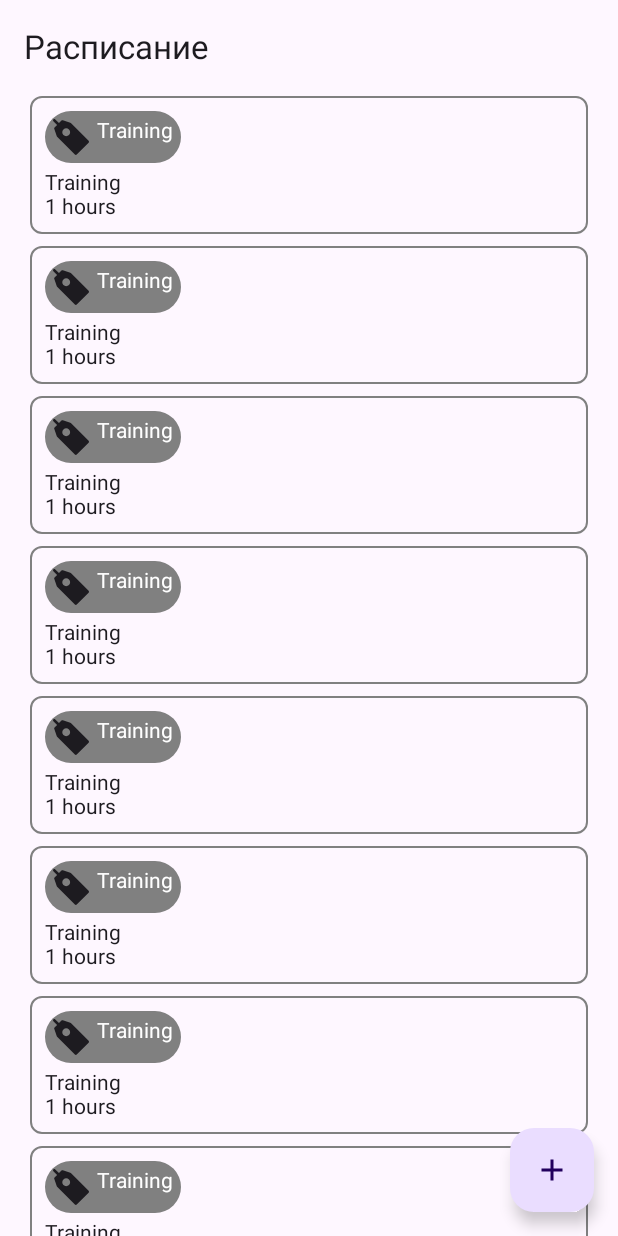
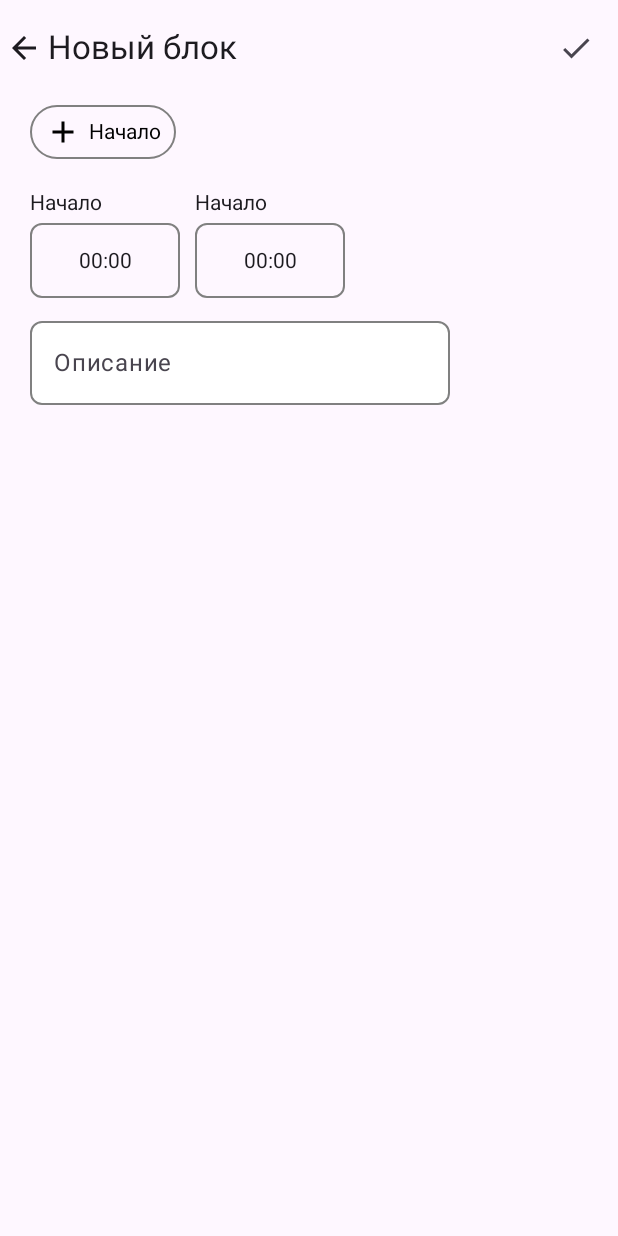
Before and after one commit to Ruzibekov/PlanZen, an Android app built with Jetpack Compose: the @Preview function Preview, on a phone screen of 412 x 824 dp. Run offline under Robolectric (Android 15) with nearby library versions, the phone set to English and light mode, and no system bars.

Commit message:
add: create block ui

```diff
--- a/app/src/main/java/uz/ruzibekov/planzen/ui/_components/TagView.kt
+++ b/app/src/main/java/uz/ruzibekov/planzen/ui/_components/TagView.kt
@@ -6,6 +6,7 @@ import androidx.compose.foundation.layout.padding
 import androidx.compose.foundation.layout.size
 import androidx.compose.foundation.layout.width
 import androidx.compose.foundation.shape.RoundedCornerShape
+import androidx.compose.material3.ExperimentalMaterial3Api
 import androidx.compose.material3.Icon
 import androidx.compose.material3.Surface
 import androidx.compose.material3.Text
@@ -19,12 +20,14 @@ import uz.ruzibekov.planzen.ui.theme.AppColor
 
 object TagView {
 
+    @OptIn(ExperimentalMaterial3Api::class)
     @Composable
-    fun Default(tag: TagEntity) {
+    fun Default(tag: TagEntity, onClick: (TagEntity) -> Unit) {
 
         Surface(
             shape = RoundedCornerShape(100.dp),
-            color = Color(tag.argb)
+            color = Color(tag.argb),
+            onClick = { onClick(tag) }
         ) {
 
             Row(modifier = Modifier.padding(5.dp)) {
--- a/app/src/main/java/uz/ruzibekov/planzen/ui/screens/block/create/CreateBlockViewModel.kt
+++ b/app/src/main/java/uz/ruzibekov/planzen/ui/screens/block/create/CreateBlockViewModel.kt
@@ -7,6 +7,7 @@ import kotlinx.coroutines.Dispatchers
 import kotlinx.coroutines.launch
 import uz.ruzibekov.planzen.data.model.BlockEntity
 import uz.ruzibekov.planzen.data.room.dao.BlockDao
+import uz.ruzibekov.planzen.ui.screens.block.create.state.CreateBlockState
 import javax.inject.Inject
 
 @HiltViewModel
@@ -14,6 +15,7 @@ class CreateBlockViewModel @Inject constructor(
     private val dao: BlockDao
 ) : ViewModel() {
 
+    val state = CreateBlockState()
 
     private val scope = CoroutineScope(Dispatchers.IO)
 
--- /dev/null
+++ b/app/src/main/java/uz/ruzibekov/planzen/ui/screens/block/create/_components/CreateBlockDescriptionView.kt
@@ -0,0 +1,44 @@
+package uz.ruzibekov.planzen.ui.screens.block.create._components
+
+import androidx.compose.foundation.BorderStroke
+import androidx.compose.foundation.shape.RoundedCornerShape
+import androidx.compose.material3.ExperimentalMaterial3Api
+import androidx.compose.material3.Surface
+import androidx.compose.material3.Text
+import androidx.compose.material3.TextField
+import androidx.compose.material3.TextFieldDefaults
+import androidx.compose.runtime.Composable
+import androidx.compose.ui.graphics.Color
+import androidx.compose.ui.res.stringResource
+import androidx.compose.ui.unit.dp
+import uz.ruzibekov.planzen.R
+import uz.ruzibekov.planzen.ui.theme.AppColor
+
+object CreateBlockDescriptionView {
+
+    @OptIn(ExperimentalMaterial3Api::class)
+    @Composable
+    fun Default() {
+
+        Surface(
+            border = BorderStroke(width = 1.dp, color = AppColor.Gray),
+            shape = RoundedCornerShape(8.dp)
+        ) {
+
+            TextField(
+                value = "",
+                onValueChange = {},
+                placeholder = {
+                    Text(text = stringResource(id = R.string.description))
+                },
+                colors = TextFieldDefaults.textFieldColors(
+                    containerColor = AppColor.White,
+                    disabledIndicatorColor = Color.Transparent,
+                    errorIndicatorColor = Color.Transparent,
+                    unfocusedIndicatorColor = Color.Transparent,
+                    focusedIndicatorColor = Color.Transparent
+                ),
+            )
+        }
+    }
+}
--- /dev/null
+++ b/app/src/main/java/uz/ruzibekov/planzen/ui/screens/block/create/_components/CreateBlockTagView.kt
@@ -0,0 +1,63 @@
+package uz.ruzibekov.planzen.ui.screens.block.create._components
+
+import androidx.compose.foundation.BorderStroke
+import androidx.compose.foundation.layout.Row
+import androidx.compose.foundation.layout.Spacer
+import androidx.compose.foundation.layout.padding
+import androidx.compose.foundation.layout.width
+import androidx.compose.foundation.shape.RoundedCornerShape
+import androidx.compose.material3.ExperimentalMaterial3Api
+import androidx.compose.material3.Icon
+import androidx.compose.material3.Surface
+import androidx.compose.material3.Text
+import androidx.compose.runtime.Composable
+import androidx.compose.ui.Alignment
+import androidx.compose.ui.Modifier
+import androidx.compose.ui.graphics.Color
+import androidx.compose.ui.res.painterResource
+import androidx.compose.ui.res.stringResource
+import androidx.compose.ui.unit.dp
+import uz.ruzibekov.planzen.R
+import uz.ruzibekov.planzen.ui.screens.block.create.listeners.CreateBlockListeners
+import uz.ruzibekov.planzen.ui.screens.block.create.state.CreateBlockState
+import uz.ruzibekov.planzen.ui.theme.AppColor
+
+object CreateBlockTagView {
+
+    @OptIn(ExperimentalMaterial3Api::class)
+    @Composable
+    fun Default(
+        state: CreateBlockState,
+        listeners: CreateBlockListeners
+    ) {
+
+        val tag = state.selectedTag.value
+
+        Surface(
+            onClick = { listeners.showTagsDialogView() },
+            shape = RoundedCornerShape(100.dp),
+            border = BorderStroke(width = 1.dp, color = if (tag == null) AppColor.Gray else Color.Transparent),
+            color = if (tag == null) Color.Transparent else Color(tag.argb)
+        ) {
+
+            Row(
+                modifier = Modifier.padding(horizontal = 10.dp, vertical = 6.dp),
+                verticalAlignment = Alignment.CenterVertically
+            ) {
+
+                Icon(
+                    painter = painterResource(id = tag?.icon ?: R.drawable.ic_add),
+                    contentDescription = "add icon",
+                    tint = if (tag == null) AppColor.Black else AppColor.White
+                )
+
+                Spacer(modifier = Modifier.width(5.dp))
+
+                Text(
+                    text = tag?.name ?: stringResource(R.string.start),
+                    color = if (tag == null) AppColor.Black else AppColor.White
+                )
+            }
+        }
+    }
+}
--- /dev/null
+++ b/app/src/main/java/uz/ruzibekov/planzen/ui/screens/block/create/_components/CreateBlockTimeView.kt
@@ -0,0 +1,49 @@
+package uz.ruzibekov.planzen.ui.screens.block.create._components
+
+import androidx.compose.foundation.BorderStroke
+import androidx.compose.foundation.layout.Box
+import androidx.compose.foundation.layout.Column
+import androidx.compose.foundation.layout.Spacer
+import androidx.compose.foundation.layout.fillMaxSize
+import androidx.compose.foundation.layout.height
+import androidx.compose.foundation.layout.width
+import androidx.compose.foundation.shape.RoundedCornerShape
+import androidx.compose.material3.Surface
+import androidx.compose.material3.Text
+import androidx.compose.runtime.Composable
+import androidx.compose.ui.Alignment
+import androidx.compose.ui.Modifier
+import androidx.compose.ui.res.stringResource
+import androidx.compose.ui.unit.dp
+import uz.ruzibekov.planzen.ui.theme.AppColor
+
+object CreateBlockTimeView {
+
+    @Composable
+    fun Default(titleRes: Int) {
+
+        Column {
+
+            Text(text = stringResource(titleRes))
+
+            Spacer(modifier = Modifier.height(5.dp))
+
+            Surface(
+                modifier = Modifier
+                    .width(100.dp)
+                    .height(50.dp),
+                border = BorderStroke(width = 1.dp, color = AppColor.Gray),
+                shape = RoundedCornerShape(8.dp)
+            ) {
+
+                Box(
+                    modifier = Modifier.fillMaxSize(),
+                    contentAlignment = Alignment.Center
+                ) {
+
+                    Text(text = "00:00")
+                }
+            }
+        }
+    }
+}
--- /dev/null
+++ b/app/src/main/java/uz/ruzibekov/planzen/ui/screens/block/create/_components/CreateBlockTopBarView.kt
@@ -0,0 +1,45 @@
+package uz.ruzibekov.planzen.ui.screens.block.create._components
+
+import androidx.compose.material3.ExperimentalMaterial3Api
+import androidx.compose.material3.Icon
+import androidx.compose.material3.IconButton
+import androidx.compose.material3.Text
+import androidx.compose.material3.TopAppBar
+import androidx.compose.runtime.Composable
+import androidx.compose.ui.res.painterResource
+import androidx.compose.ui.res.stringResource
+import uz.ruzibekov.planzen.R
+import uz.ruzibekov.planzen.ui.screens.block.create.listeners.CreateBlockListeners
+
+object CreateBlockTopBarView {
+
+    @OptIn(ExperimentalMaterial3Api::class)
+    @Composable
+    fun Default(listeners: CreateBlockListeners) {
+
+        TopAppBar(
+            title = {
+                Text(text = stringResource(id = R.string.new_block))
+            },
+
+            navigationIcon = {
+                Icon(
+                    painter = painterResource(id = R.drawable.ic_back),
+                    contentDescription = "back icon"
+                )
+            },
+
+            actions = {
+                IconButton(
+                    onClick = { listeners.createNewBlock() }
+                ) {
+
+                    Icon(
+                        painter = painterResource(id = R.drawable.ic_done),
+                        contentDescription = "back icon"
+                    )
+                }
+            }
+        )
+    }
+}
--- a/app/src/main/java/uz/ruzibekov/planzen/ui/screens/block/create/_content/CreateBlockContentView.kt
+++ b/app/src/main/java/uz/ruzibekov/planzen/ui/screens/block/create/_content/CreateBlockContentView.kt
@@ -2,36 +2,84 @@ package uz.ruzibekov.planzen.ui.screens.block.create._content
 
 import androidx.compose.foundation.layout.Column
 import androidx.compose.foundation.layout.Row
-import androidx.compose.foundation.layout.fillMaxSize
+import androidx.compose.foundation.layout.Spacer
+import androidx.compose.foundation.layout.height
 import androidx.compose.foundation.layout.padding
-import androidx.compose.material3.Icon
-import androidx.compose.material3.Text
+import androidx.compose.foundation.layout.width
+import androidx.compose.material3.ExperimentalMaterial3Api
+import androidx.compose.material3.Scaffold
 import androidx.compose.runtime.Composable
 import androidx.compose.ui.Modifier
-import androidx.compose.ui.res.painterResource
+import androidx.compose.ui.tooling.preview.Preview
 import androidx.compose.ui.unit.dp
 import uz.ruzibekov.planzen.R
+import uz.ruzibekov.planzen.ui.screens.block.create._components.CreateBlockDescriptionView
+import uz.ruzibekov.planzen.ui.screens.block.create._components.CreateBlockTagView
+import uz.ruzibekov.planzen.ui.screens.block.create._components.CreateBlockTimeView
+import uz.ruzibekov.planzen.ui.screens.block.create._components.CreateBlockTopBarView
+import uz.ruzibekov.planzen.ui.screens.block.create.listeners.CreateBlockListeners
+import uz.ruzibekov.planzen.ui.screens.block.create.state.CreateBlockState
 
 object CreateBlockContentView {
 
+    @OptIn(ExperimentalMaterial3Api::class)
     @Composable
-    fun Default() {
+    fun Default(
+        state: CreateBlockState,
+        listeners: CreateBlockListeners
+    ) {
 
-        Column(
-            Modifier
-                .fillMaxSize()
-                .padding(10.dp)
-        ) {
+        Scaffold(
+            topBar = {
+                CreateBlockTopBarView.Default(listeners)
+            }
 
-            Row {
-                Icon(
-                    painter = painterResource(R.drawable.ic_close),
-                    contentDescription = "Close"
+        ) { paddingValues ->
+
+            Column(
+                modifier = Modifier
+                    .padding(paddingValues)
+                    .padding(horizontal = 20.dp)
+            ) {
+
+                CreateBlockTagView.Default(
+                    state = state,
+                    listeners = listeners
                 )
 
-                Text(text = "")
+                Spacer(modifier = Modifier.height(15.dp))
+
+                Row {
+                    CreateBlockTimeView.Default(
+                        titleRes = R.string.start
+                    )
+
+                    Spacer(modifier = Modifier.width(10.dp))
+
+                    CreateBlockTimeView.Default(
+                        titleRes = R.string.start
+                    )
+                }
+
+                Spacer(modifier = Modifier.height(15.dp))
+
+                CreateBlockDescriptionView.Default()
             }
         }
-
     }
 }
+
+@Preview
+@Composable
+fun Preview() {
+
+    val state = CreateBlockState()
+
+    val listeners = object : CreateBlockListeners {
+        override fun createNewBlock() {}
+        override fun showTagsDialogView() {}
+        override fun openCreateNewTagScreen() {}
+    }
+
+    CreateBlockContentView.Default(state, listeners)
+}
--- /dev/null
+++ b/app/src/main/java/uz/ruzibekov/planzen/ui/screens/block/create/listeners/CreateBlockListeners.kt
@@ -0,0 +1,10 @@
+package uz.ruzibekov.planzen.ui.screens.block.create.listeners
+
+interface CreateBlockListeners {
+
+    fun createNewBlock()
+
+    fun showTagsDialogView()
+
+    fun openCreateNewTagScreen()
+}
--- /dev/null
+++ b/app/src/main/java/uz/ruzibekov/planzen/ui/screens/block/create/state/CreateBlockState.kt
@@ -0,0 +1,10 @@
+package uz.ruzibekov.planzen.ui.screens.block.create.state
+
+import androidx.compose.runtime.MutableState
+import androidx.compose.runtime.mutableStateOf
+import uz.ruzibekov.planzen.data.model.TagEntity
+
+data class CreateBlockState(
+    val showTagsDialog: MutableState<Boolean> = mutableStateOf(false),
+    val selectedTag: MutableState<TagEntity?> = mutableStateOf(null)
+)
--- a/app/src/main/java/uz/ruzibekov/planzen/ui/screens/main/_fragments/schedule/_components/ScheduleItemView.kt
+++ b/app/src/main/java/uz/ruzibekov/planzen/ui/screens/main/_fragments/schedule/_components/ScheduleItemView.kt
@@ -43,7 +43,7 @@ object ScheduleItemView {
                         name = "Training",
                         argb = AppColor.Gray.toArgb()
                     )
-                )
+                ){}
 
                 Spacer(modifier = Modifier.height(5.dp))
 
--- a/app/src/main/java/uz/ruzibekov/planzen/ui/theme/Color.kt
+++ b/app/src/main/java/uz/ruzibekov/planzen/ui/theme/Color.kt
@@ -14,4 +14,5 @@ val Pink40 = Color(0xFF7D5260)
 object AppColor {
     val Gray = Color(0xFF808080)
     val White = Color(0xFFFFFFFF)
+    val Black = Color(0xFF000000)
 }
--- /dev/null
+++ b/app/src/main/res/drawable/ic_done.xml
@@ -0,0 +1,5 @@
+<vector android:height="24dp" android:tint="#000000"
+    android:viewportHeight="24" android:viewportWidth="24"
+    android:width="24dp" xmlns:android="http://schemas.android.com/apk/res/android">
+    <path android:fillColor="@android:color/white" android:pathData="M9,16.2L4.8,12l-1.4,1.4L9,19 21,7l-1.4,-1.4L9,16.2z"/>
+</vector>
--- a/app/src/main/res/values/strings.xml
+++ b/app/src/main/res/values/strings.xml
@@ -1,4 +1,9 @@
 <resources>
     <string name="app_name">PlanZen</string>
     <string name="schedule">Расписание</string>
+    <string name="new_block">Новый блок</string>
+    <string name="start">Начало</string>
+    <string name="description">Описание</string>
+    <string name="tags">Метки</string>
+    <string name="new_tag">Новая метка</string>
 </resources>
```
Also changed, not shown: app/src/main/java/uz/ruzibekov/planzen/ui/screens/block/create/CreateBlockActivity.kt (+32 -6 lines), app/src/main/java/uz/ruzibekov/planzen/ui/screens/block/create/_components/CreateBlockTagsDialogView.kt (added, +77 -0 lines).
